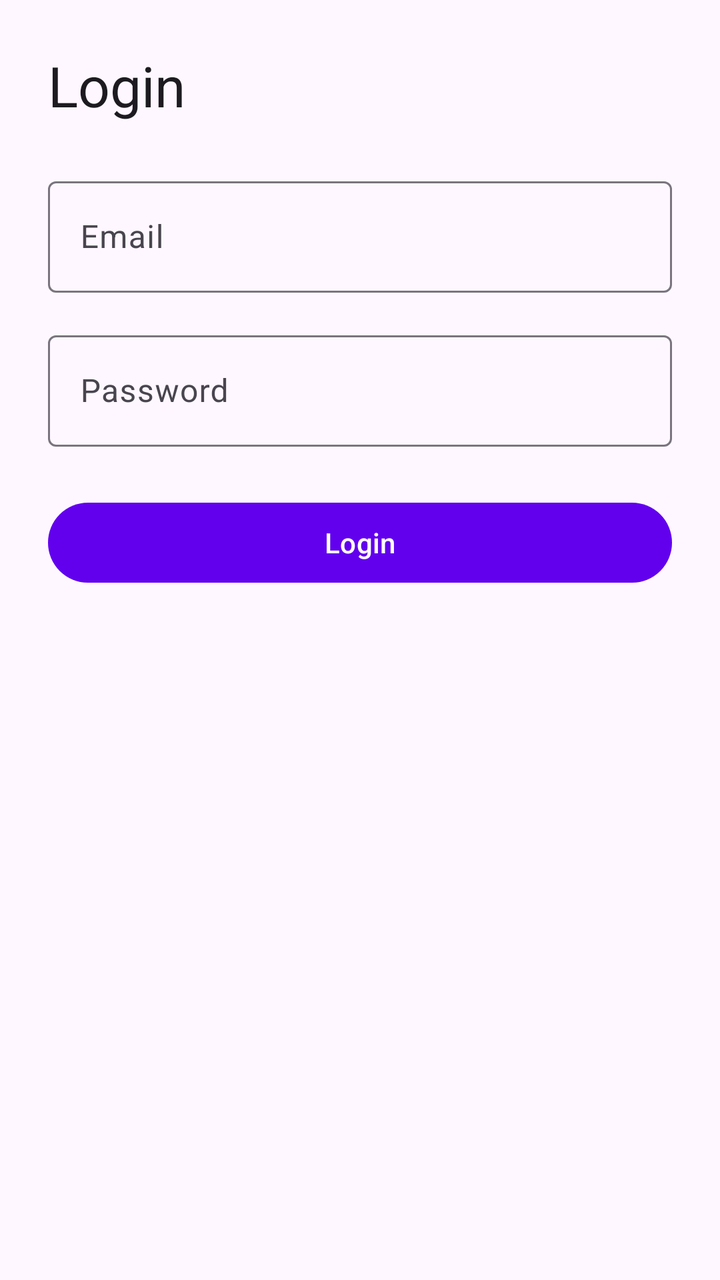
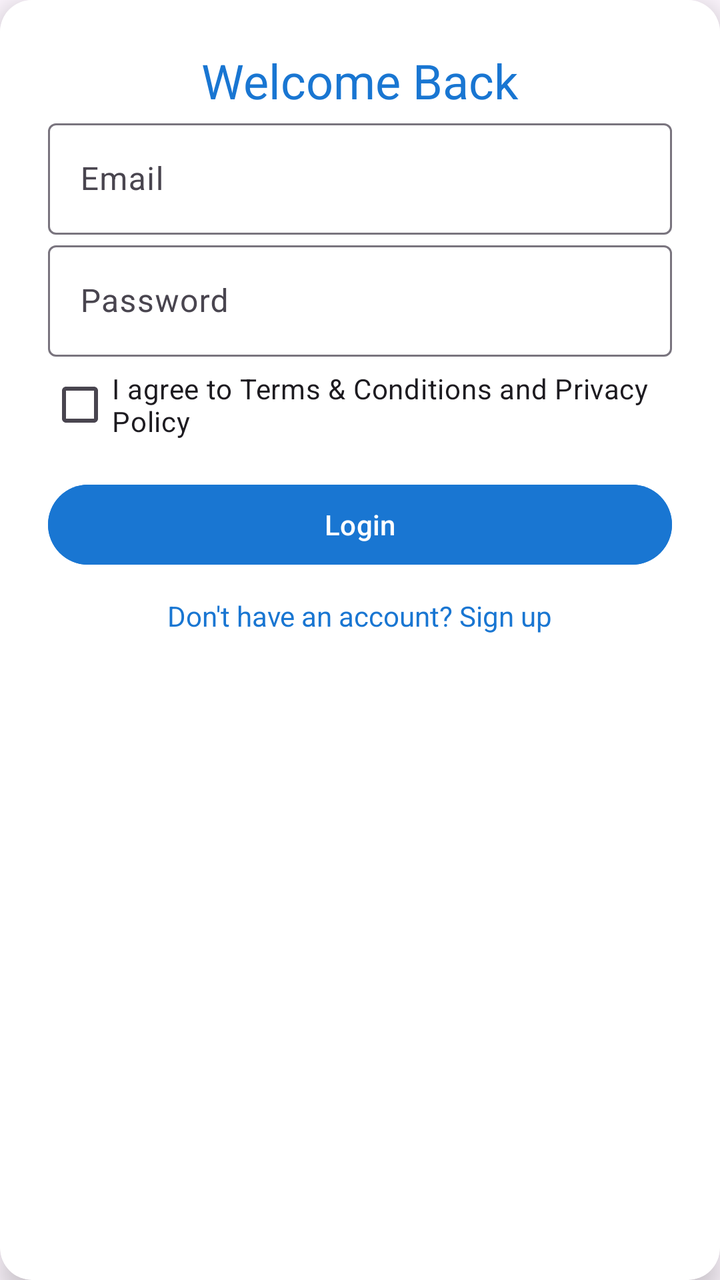

Before-and-after screenshots of an Android layout around one commit, followed by the original layout XML and the change that was made.
<!-- AndroidManifest.xml: application theme Theme.GiveEase -->
<!-- res/layout/fragment_login.xml -->
<?xml version="1.0" encoding="utf-8"?>
<androidx.constraintlayout.widget.ConstraintLayout
    xmlns:android="http://schemas.android.com/apk/res/android"
    xmlns:app="http://schemas.android.com/apk/res-auto"
    android:layout_width="match_parent"
    android:layout_height="match_parent"
    android:padding="24dp">

    <TextView
        android:id="@+id/loginTitle"
        android:layout_width="wrap_content"
        android:layout_height="wrap_content"
        android:text="Login"
        android:textAppearance="?attr/textAppearanceHeadlineMedium"
        app:layout_constraintTop_toTopOf="parent"
        app:layout_constraintStart_toStartOf="parent"/>

    <com.google.android.material.textfield.TextInputLayout
        android:id="@+id/emailInputLayout"
        android:layout_width="0dp"
        android:layout_height="wrap_content"
        android:hint="Email"
        app:layout_constraintTop_toBottomOf="@id/loginTitle"
        app:layout_constraintStart_toStartOf="parent"
        app:layout_constraintEnd_toEndOf="parent"
        android:layout_marginTop="24dp">

        <com.google.android.material.textfield.TextInputEditText
            android:id="@+id/emailInput"
            android:layout_width="match_parent"
            android:layout_height="wrap_content" />
    </com.google.android.material.textfield.TextInputLayout>

    <com.google.android.material.textfield.TextInputLayout
        android:id="@+id/passwordInputLayout"
        android:layout_width="0dp"
        android:layout_height="wrap_content"
        android:hint="Password"
        app:layout_constraintTop_toBottomOf="@id/emailInputLayout"
        app:layout_constraintStart_toStartOf="parent"
        app:layout_constraintEnd_toEndOf="parent"
        android:layout_marginTop="16dp">

        <com.google.android.material.textfield.TextInputEditText
            android:id="@+id/passwordInput"
            android:layout_width="match_parent"
            android:layout_height="wrap_content"
            android:inputType="textPassword" />
    </com.google.android.material.textfield.TextInputLayout>

    <com.google.android.material.button.MaterialButton
        android:id="@+id/loginButton"
        android:layout_width="0dp"
        android:layout_height="wrap_content"
        android:text="Login"
        app:layout_constraintTop_toBottomOf="@id/passwordInputLayout"
        app:layout_constraintStart_toStartOf="parent"
        app:layout_constraintEnd_toEndOf="parent"
        android:layout_marginTop="24dp"/>

</androidx.constraintlayout.widget.ConstraintLayout>
<!-- resources referenced by this layout -->
<resources>
  <style name="Theme.GiveEase" parent="Theme.Material3.DayNight.NoActionBar">
          
          <item name="colorPrimary">@color/purple_500</item>
          <item name="colorPrimaryVariant">@color/purple_700</item>
          <item name="colorOnPrimary">@color/white</item>
          <item name="colorSecondary">@color/teal_200</item>
          <item name="colorSecondaryVariant">@color/teal_700</item>
          <item name="colorOnSecondary">@color/black</item>
          <item name="android:statusBarColor" tools:targetApi="l">?attr/colorPrimaryVariant</item>
      </style>
  <color name="purple_500">#FF6200EE</color>
  <color name="purple_700">#FF3700B3</color>
  <color name="white">#FFFFFFFF</color>
  <color name="teal_200">#FF03DAC5</color>
  <color name="teal_700">#FF018786</color>
  <color name="black">#FF000000</color>
</resources>

<!-- the commit's change to res/layout/fragment_login.xml (unified diff, before → after) -->
@@ -1,61 +1,77 @@
 <?xml version="1.0" encoding="utf-8"?>
-<androidx.constraintlayout.widget.ConstraintLayout
+<androidx.cardview.widget.CardView
     xmlns:android="http://schemas.android.com/apk/res/android"
     xmlns:app="http://schemas.android.com/apk/res-auto"
     android:layout_width="match_parent"
-    android:layout_height="match_parent"
-    android:padding="24dp">
+    android:layout_height="wrap_content"
+    android:layout_margin="24dp"
+    app:cardCornerRadius="16dp"
+    app:cardElevation="8dp">
 
-    <TextView
-        android:id="@+id/loginTitle"
-        android:layout_width="wrap_content"
+    <LinearLayout
+        android:layout_width="match_parent"
         android:layout_height="wrap_content"
-        android:text="Login"
-        android:textAppearance="?attr/textAppearanceHeadlineMedium"
-        app:layout_constraintTop_toTopOf="parent"
-        app:layout_constraintStart_toStartOf="parent"/>
+        android:padding="24dp"
+        android:orientation="vertical"
+        android:background="@color/white">
 
-    <com.google.android.material.textfield.TextInputLayout
-        android:id="@+id/emailInputLayout"
-        android:layout_width="0dp"
-        android:layout_height="wrap_content"
-        android:hint="Email"
-        app:layout_constraintTop_toBottomOf="@id/loginTitle"
-        app:layout_constraintStart_toStartOf="parent"
-        app:layout_constraintEnd_toEndOf="parent"
-        android:layout_marginTop="24dp">
+        <TextView
+            android:layout_width="wrap_content"
+            android:layout_height="wrap_content"
+            android:text="Welcome Back"
+            android:textAppearance="?attr/textAppearanceHeadlineSmall"
+            android:textColor="@color/primary_blue"
+            android:layout_gravity="center"/>
 
-        <com.google.android.material.textfield.TextInputEditText
-            android:id="@+id/emailInput"
-            android:layout_width="match_parent"
-            android:layout_height="wrap_content" />
-    </com.google.android.material.textfield.TextInputLayout>
-
-    <com.google.android.material.textfield.TextInputLayout
-        android:id="@+id/passwordInputLayout"
-        android:layout_width="0dp"
-        android:layout_height="wrap_content"
-        android:hint="Password"
-        app:layout_constraintTop_toBottomOf="@id/emailInputLayout"
-        app:layout_constraintStart_toStartOf="parent"
-        app:layout_constraintEnd_toEndOf="parent"
-        android:layout_marginTop="16dp">
-
-        <com.google.android.material.textfield.TextInputEditText
-            android:id="@+id/passwordInput"
+        <com.google.android.material.textfield.TextInputLayout
             android:layout_width="match_parent"
             android:layout_height="wrap_content"
-            android:inputType="textPassword" />
-    </com.google.android.material.textfield.TextInputLayout>
+            android:hint="Email"
+            style="@style/Widget.Material3.TextInputLayout.OutlinedBox">
 
-    <com.google.android.material.button.MaterialButton
-        android:id="@+id/loginButton"
-        android:layout_width="0dp"
-        android:layout_height="wrap_content"
-        android:text="Login"
-        app:layout_constraintTop_toBottomOf="@id/passwordInputLayout"
-        app:layout_constraintStart_toStartOf="parent"
-        app:layout_constraintEnd_toEndOf="parent"
-        android:layout_marginTop="24dp"/>
+            <com.google.android.material.textfield.TextInputEditText
+                android:id="@+id/etEmail"
+                android:inputType="textEmailAddress"
+                android:layout_width="match_parent"
+                android:layout_height="wrap_content"/>
+        </com.google.android.material.textfield.TextInputLayout>
 
-</androidx.constraintlayout.widget.ConstraintLayout>
+        <com.google.android.material.textfield.TextInputLayout
+            android:layout_width="match_parent"
+            android:layout_height="wrap_content"
+            android:hint="Password"
+            style="@style/Widget.Material3.TextInputLayout.OutlinedBox">
+
+            <com.google.android.material.textfield.TextInputEditText
+                android:id="@+id/etPassword"
+                android:inputType="textPassword"
+                android:layout_width="match_parent"
+                android:layout_height="wrap_content"/>
+        </com.google.android.material.textfield.TextInputLayout>
+
+        <CheckBox
+            android:id="@+id/cbTerms"
+            android:layout_width="match_parent"
+            android:layout_height="wrap_content"
+            android:text="I agree to Terms &amp; Conditions and Privacy Policy"/>
+
+        <com.google.android.material.button.MaterialButton
+            android:id="@+id/btnLogin"
+            android:layout_width="match_parent"
+            android:layout_height="wrap_content"
+            android:text="Login"
+            style="@style/Widget.Material3.Button"
+            android:backgroundTint="@color/primary_blue"
+            android:textColor="@color/white"
+            android:layout_marginTop="12dp"/>
+
+        <TextView
+            android:id="@+id/tvSignupLink"
+            android:layout_width="wrap_content"
+            android:layout_height="wrap_content"
+            android:text="Don't have an account? Sign up"
+            android:textColor="@color/primary_blue"
+            android:layout_gravity="center"
+            android:layout_marginTop="12dp"/>
+    </LinearLayout>
+</androidx.cardview.widget.CardView>
<!-- resource entries referenced after the edit -->
@@ -1,20 +1,20 @@
 <!-- resources referenced by this layout -->
 <resources>
+  <color name="primary_blue">#1976D2</color>
   <style name="Theme.GiveEase" parent="Theme.Material3.DayNight.NoActionBar">
           
-          <item name="colorPrimary">@color/purple_500</item>
-          <item name="colorPrimaryVariant">@color/purple_700</item>
           <item name="colorOnPrimary">@color/white</item>
           <item name="colorSecondary">@color/teal_200</item>
           <item name="colorSecondaryVariant">@color/teal_700</item>
           <item name="colorOnSecondary">@color/black</item>
+          <item name="colorPrimary">@color/primary_blue</item>
+          <item name="colorPrimaryVariant">@color/primary_blue_dark</item>
           <item name="android:statusBarColor" tools:targetApi="l">?attr/colorPrimaryVariant</item>
       </style>
-  <color name="purple_500">#FF6200EE</color>
-  <color name="purple_700">#FF3700B3</color>
   <color name="white">#FFFFFFFF</color>
   <color name="teal_200">#FF03DAC5</color>
   <color name="teal_700">#FF018786</color>
   <color name="black">#FF000000</color>
+  <color name="primary_blue_dark">#1565C0</color>
 </resources>
 
